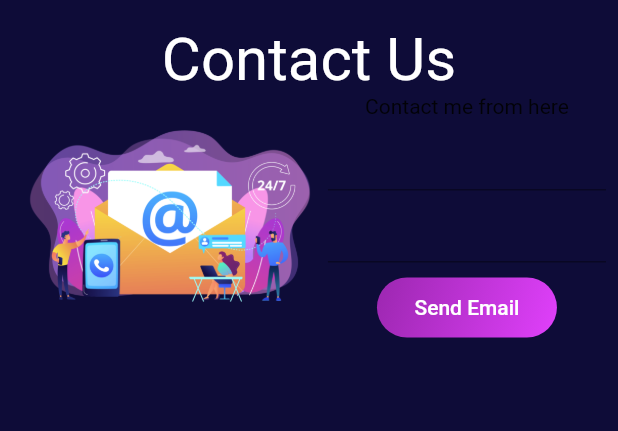
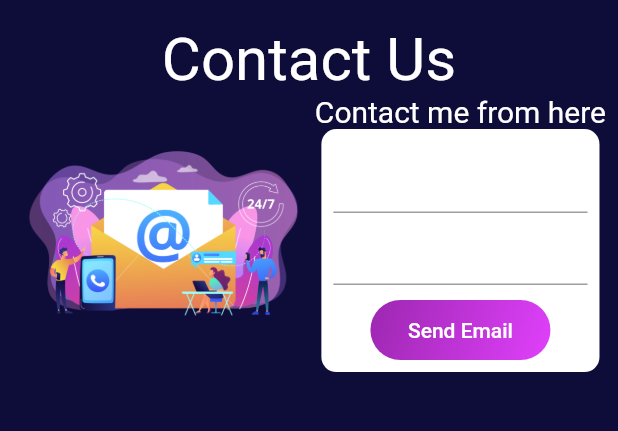
Before and after one commit to flutterde/skill_cours, a Flutter app: the DesktopContact screen opened directly, after a tap on "Send Email", on a phone screen of 412 x 824 dp, the part 161-592 px from its top. Run offline on Flutter 3.47's test engine with Material 2 defaults, Android fonts, the phone set to English and light mode, and no system bars; our stand-ins replace font_awesome_flutter, google_fonts, responsive_builder; missing offline and left inert: dart:js.

Commit message:
fix contact form logic

```diff
--- a/lib/ui/contact/desktop_contact.dart
+++ b/lib/ui/contact/desktop_contact.dart
@@ -13,6 +13,8 @@ class _DesktopContactState extends State<DesktopContact> {
   Widget build(BuildContext context) {
     final TextEditingController TitleController = TextEditingController();
     final TextEditingController BodyController = TextEditingController();
+    var emailTitle ;
+    var emailbody ;
     final size = MediaQuery.of(context).size;
     return Scaffold(
       backgroundColor: Color(0xFF0E0C38),
@@ -35,10 +37,20 @@ class _DesktopContactState extends State<DesktopContact> {
                         child: Container(child: Image.asset('assets/img/contact.png' , fit: BoxFit.cover,))),
                     Column(
                       children: [
-                        Text('Contact me from here'),
+                        Text('Contact me from here', style: _style(20),),
                         Container(
+                          decoration: BoxDecoration(
+                              borderRadius: BorderRadius.circular(10),
+                              gradient: LinearGradient(
+                                  begin: Alignment.topLeft,
+                                  end: Alignment.bottomRight,
+                                  colors: [Colors.white , Colors.white]
+                              )
+                          ),
                           width: size.width*0.45,
-                          child:  Form(
+                          child:  Padding(
+                            padding: const EdgeInsets.all(8.0),
+                            child: Form(
                               child:Column(
                                 children: [
                                   TextFormField(
@@ -60,11 +72,16 @@ class _DesktopContactState extends State<DesktopContact> {
                                       )
                                   )
                                       ,child: FlatButton(    onPressed: (){
-                                  openUrl('mailto:mysername@gmail.com?subject=$TitleController&body=$BodyController');
+                                        setState(() {
+                                          emailbody = BodyController.text;
+                                          emailTitle = TitleController.text;
+                                        });
+                                    openUrl('mailto:myusername@gmail.com?subject=$emailTitle&body=$emailbody');
                                   },child: Text('Send Email' ,
                                     style: TextStyle(color: Colors.white),) )),
                                 ],
                               ) ,
+                            ),
                           ),
                         )
                       ],
```
Lines whose indentation alone changed are shown as unchanged.
